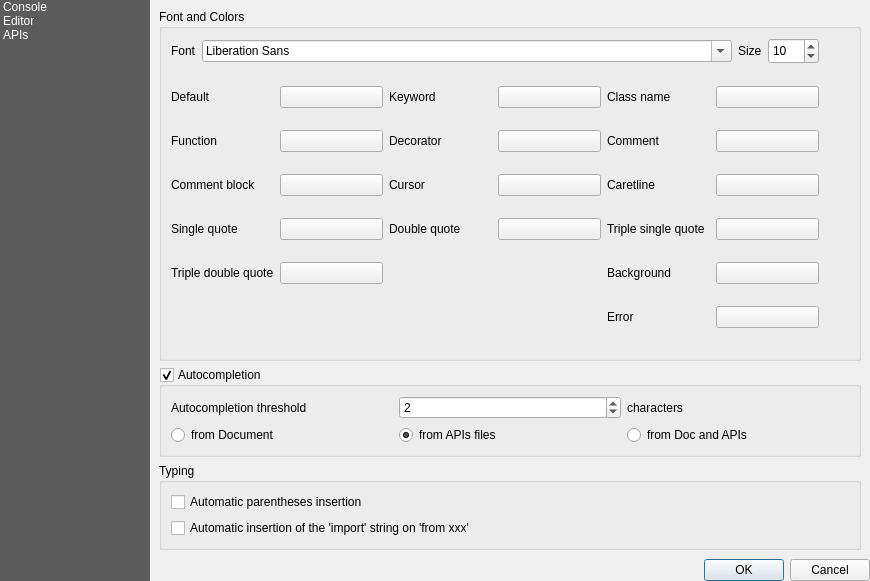
qgis/QGIS, file python/console/console_settings.ui: the form before one commit.
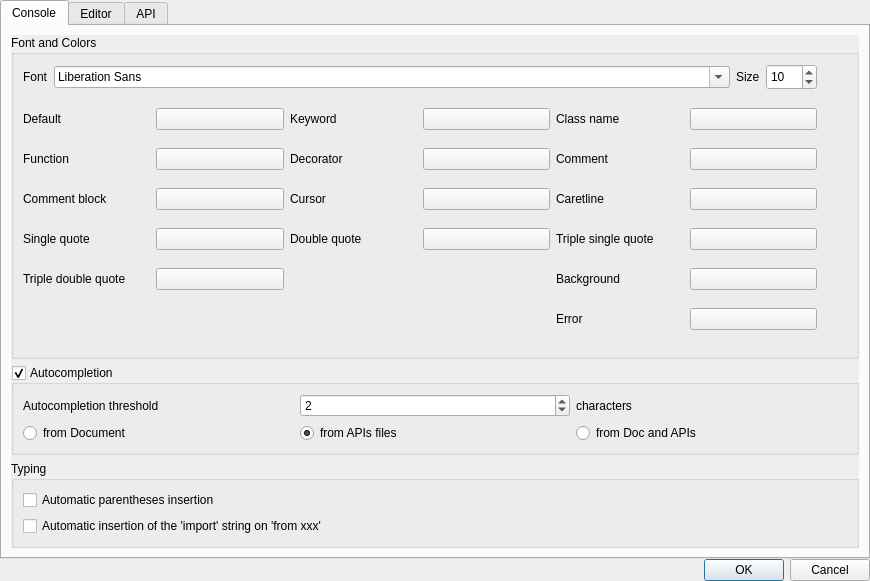
The form after the commit. Icons and pictures are not drawn. Custom widgets are drawn as their Qt base class.

Commit message: updating python console settings to be part of main QGIS settings

Diff of the .ui file:
```diff
--- a/python/console/console_settings.ui
+++ b/python/console/console_settings.ui
@@ -50,91 +50,25 @@
    <property name="spacing">
     <number>0</number>
    </property>
-   <item row="0" column="0" rowspan="2">
-    <widget class="QListWidget" name="mOptionsListWidget">
-     <property name="minimumSize">
-      <size>
-       <width>58</width>
-       <height>0</height>
-      </size>
+   <item row="1" column="0">
+    <widget class="QDialogButtonBox" name="buttonBox">
+     <property name="orientation">
+      <enum>Qt::Horizontal</enum>
      </property>
-     <property name="maximumSize">
-      <size>
-       <width>150</width>
-       <height>16777215</height>
-      </size>
+     <property name="standardButtons">
+      <set>QDialogButtonBox::Cancel|QDialogButtonBox::Ok</set>
      </property>
-     <property name="styleSheet">
-      <string notr="true">background: #5C5C5C; color: white;</string>
-     </property>
-     <property name="frameShape">
-      <enum>QFrame::NoFrame</enum>
-     </property>
-     <property name="horizontalScrollBarPolicy">
-      <enum>Qt::ScrollBarAlwaysOff</enum>
-     </property>
-     <property name="editTriggers">
-      <set>QAbstractItemView::NoEditTriggers</set>
-     </property>
-     <property name="iconSize">
-      <size>
-       <width>32</width>
-       <height>32</height>
-      </size>
-     </property>
-     <property name="textElideMode">
-      <enum>Qt::ElideNone</enum>
-     </property>
-     <property name="resizeMode">
-      <enum>QListView::Adjust</enum>
-     </property>
-     <property name="wordWrap">
-      <bool>true</bool>
-     </property>
-     <item>
-      <property name="text">
-       <string>Console</string>
-      </property>
-      <property name="toolTip">
-       <string>General</string>
-      </property>
-      <property name="icon">
-       <iconset>
-        <normaloff>:/images/themes/default/propertyicons/system.svg</normaloff>:/images/themes/default/propertyicons/system.svg</iconset>
-      </property>
-     </item>
-     <item>
-      <property name="text">
-       <string>Editor</string>
-      </property>
-      <property name="toolTip">
-       <string>System</string>
-      </property>
-      <property name="icon">
-       <iconset>
-        <normaloff>:/images/themes/default/propertyicons/system.svg</normaloff>:/images/themes/default/propertyicons/system.svg</iconset>
-      </property>
-     </item>
-     <item>
-      <property name="text">
-       <string>APIs</string>
-      </property>
-      <property name="toolTip">
-       <string>Data sources</string>
-      </property>
-      <property name="icon">
-       <iconset>
-        <normaloff>:/images/themes/default/propertyicons/attributes.png</normaloff>:/images/themes/default/propertyicons/attributes.png</iconset>
-      </property>
-     </item>
     </widget>
    </item>
-   <item row="0" column="1">
-    <widget class="QStackedWidget" name="stackedWidget">
+   <item row="0" column="0">
+    <widget class="QTabWidget" name="tabWidget">
      <property name="currentIndex">
       <number>0</number>
      </property>
-     <widget class="QWidget" name="page">
+     <widget class="QWidget" name="consoleTab">
+      <attribute name="title">
+       <string>Console</string>
+      </attribute>
       <layout class="QGridLayout" name="gridLayout_18">
        <item row="0" column="0" rowspan="2">
         <widget class="QScrollArea" name="scrollArea">
@@ -149,8 +83,8 @@
            <rect>
             <x>0</x>
             <y>0</y>
-            <width>690</width>
-            <height>525</height>
+            <width>812</width>
+            <height>493</height>
            </rect>
           </property>
           <layout class="QGridLayout" name="gridLayout_9">
@@ -611,7 +545,10 @@
        </item>
       </layout>
      </widget>
-     <widget class="QWidget" name="page_2">
+     <widget class="QWidget" name="tabEditor">
+      <attribute name="title">
+       <string>Editor</string>
+      </attribute>
       <layout class="QGridLayout" name="gridLayout_6">
        <item row="0" column="0">
         <widget class="QScrollArea" name="scrollArea_2">
@@ -1091,7 +1028,10 @@
        </item>
       </layout>
      </widget>
-     <widget class="QWidget" name="page_3">
+     <widget class="QWidget" name="tabAPI">
+      <attribute name="title">
+       <string>API</string>
+      </attribute>
       <layout class="QGridLayout" name="gridLayout_16">
        <item row="0" column="0">
         <widget class="QGroupBox" name="groupBox_2">
@@ -1293,16 +1233,6 @@
      </widget>
     </widget>
    </item>
-   <item row="1" column="1">
-    <widget class="QDialogButtonBox" name="buttonBox">
-     <property name="orientation">
-      <enum>Qt::Horizontal</enum>
-     </property>
-     <property name="standardButtons">
-      <set>QDialogButtonBox::Cancel|QDialogButtonBox::Ok</set>
-     </property>
-    </widget>
-   </item>
   </layout>
  </widget>
  <customwidgets>
```
Left out of the diff: 20 changed lines with no effect on the pictures. The commit also changes 2 other files.
